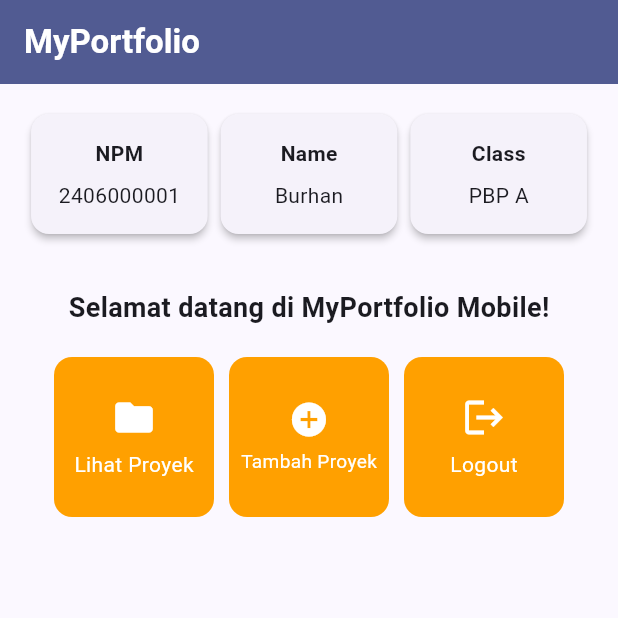
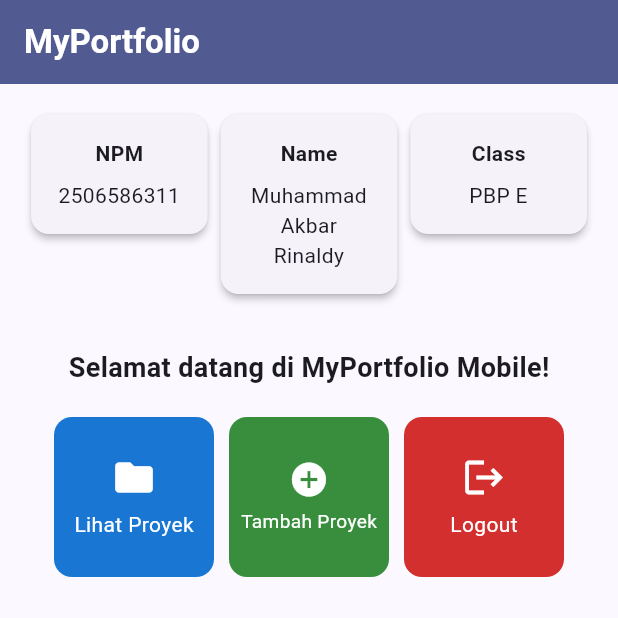
Before and after one commit to muhammadakbar58-rgb/myportofolio_mobile, a Flutter app: the screen it shows after launch, on a phone screen of 412 x 824 dp, the top half of it. Run offline on Flutter 3.47's test engine with Material 3 defaults, Android fonts, the phone set to English and light mode, and no system bars.

Commit message:
Individual Assignment 7: Basic Flutter

```diff
--- a/lib/menu.dart
+++ b/lib/menu.dart
@@ -3,14 +3,14 @@ import 'package:flutter/material.dart';
 class MyHomePage extends StatelessWidget {
   MyHomePage({super.key});
 
-  final String npm = '2406000001';
-  final String nama = 'Burhan';
-  final String kelas = 'PBP A';
+  final String npm = '2506586311';
+  final String nama = 'Muhammad Akbar Rinaldy';
+  final String kelas = 'PBP E';
 
   final List<ItemHomepage> items = [
-    ItemHomepage('Lihat Proyek', Icons.folder),
-    ItemHomepage('Tambah Proyek', Icons.add_circle),
-    ItemHomepage('Logout', Icons.logout),
+    ItemHomepage('Lihat Proyek', Icons.folder, Colors.blue.shade700),
+    ItemHomepage('Tambah Proyek', Icons.add_circle, Colors.green.shade700),
+    ItemHomepage('Logout', Icons.logout, Colors.red.shade700),
   ];
 
   @override
@@ -31,6 +31,7 @@ class MyHomePage extends StatelessWidget {
             children: [
               Row(
                 mainAxisAlignment: MainAxisAlignment.spaceEvenly,
+                crossAxisAlignment: CrossAxisAlignment.start,
                 children: [
                   Flexible(
                     child: InfoCard(title: 'NPM', content: npm),
@@ -97,7 +98,7 @@ class InfoCard extends StatelessWidget {
           children: [
             Text(title, style: const TextStyle(fontWeight: FontWeight.bold)),
             const SizedBox(height: 8.0),
-            Text(content),
+            Text(content, textAlign: TextAlign.center),
           ],
         ),
       ),
@@ -108,8 +109,9 @@ class InfoCard extends StatelessWidget {
 class ItemHomepage {
   final String name;
   final IconData icon;
+  final Color color;
 
-  ItemHomepage(this.name, this.icon);
+  const ItemHomepage(this.name, this.icon, this.color);
 }
 
 class ItemCard extends StatelessWidget {
@@ -120,7 +122,7 @@ class ItemCard extends StatelessWidget {
   @override
   Widget build(BuildContext context) {
     return Material(
-      color: Theme.of(context).colorScheme.secondary,
+      color: item.color,
       borderRadius: BorderRadius.circular(12),
       child: InkWell(
         onTap: () {
```
Also changed, not shown: 2 other files.
